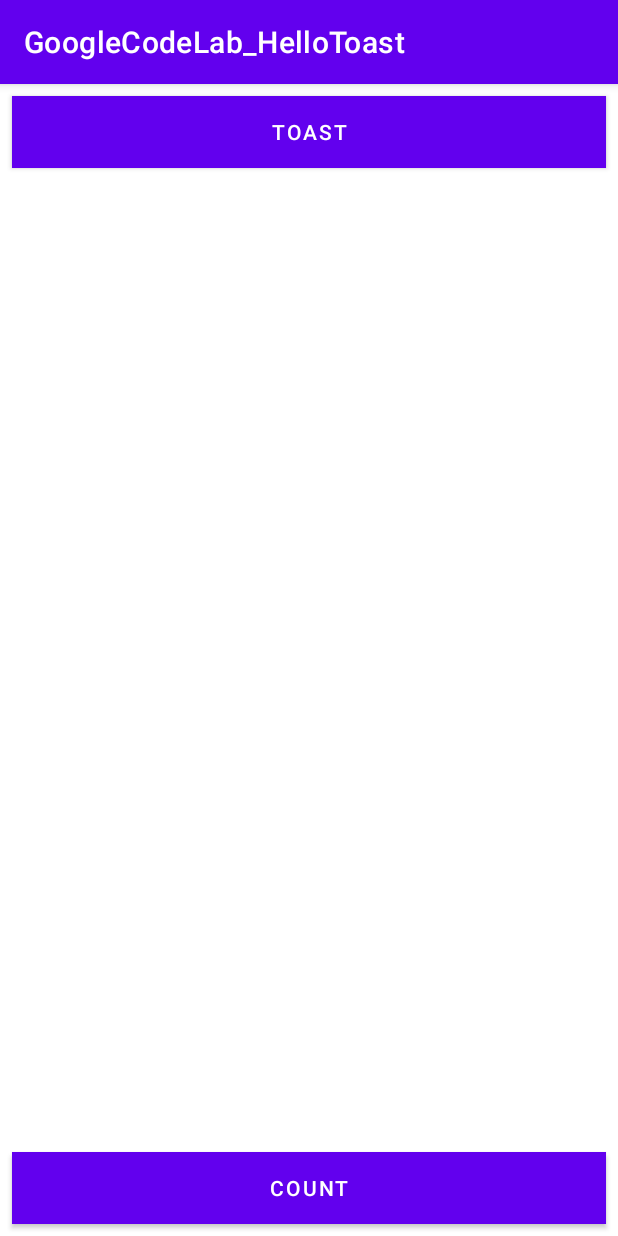
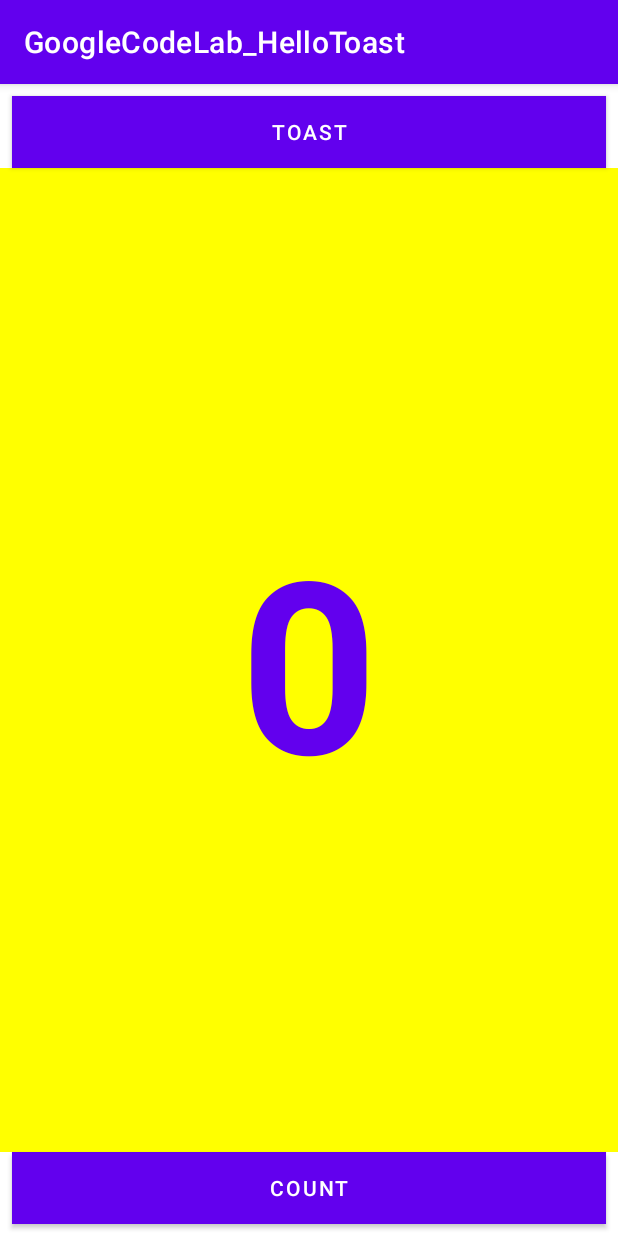
Before and after one commit to SmallGreenMan/GoogleCodelab_l1.2, an Android app: the screen it shows after launch (MainActivity), on a phone screen of 412 x 824 dp. Run offline under Robolectric (Android 15) with nearby library versions, the phone set to English and light mode, and no system bars.

Commit message:
add: step 4: Add a TextEdit and set its attributes

```diff
--- a/app/src/main/res/layout/activity_main.xml
+++ b/app/src/main/res/layout/activity_main.xml
@@ -38,4 +38,19 @@
         app:layout_constraintEnd_toEndOf="parent"
         app:layout_constraintHorizontal_bias="0.498"
         app:layout_constraintStart_toStartOf="parent" />
+
+    <TextView
+        android:id="@+id/show_count"
+        android:layout_width="0dp"
+        android:layout_height="0dp"
+        android:background="#FFFF00"
+        android:gravity="center|center_horizontal|center_vertical"
+        android:text="0"
+        android:textColor="@color/design_default_color_primary"
+        android:textSize="160sp"
+        android:textStyle="bold"
+        app:layout_constraintBottom_toTopOf="@+id/button_count"
+        app:layout_constraintEnd_toEndOf="parent"
+        app:layout_constraintStart_toStartOf="parent"
+        app:layout_constraintTop_toBottomOf="@+id/button_toast" />
 </androidx.constraintlayout.widget.ConstraintLayout>
```
